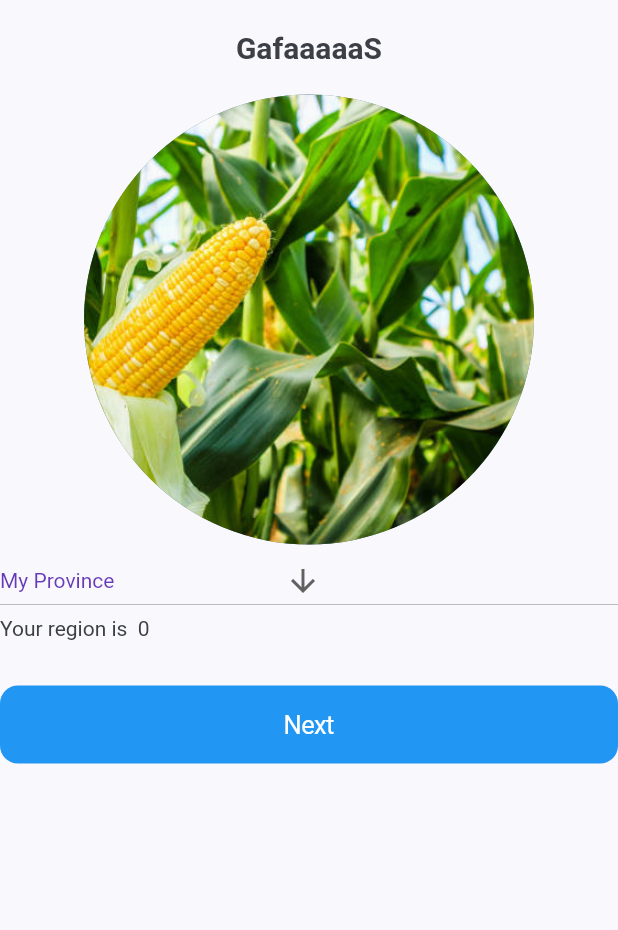
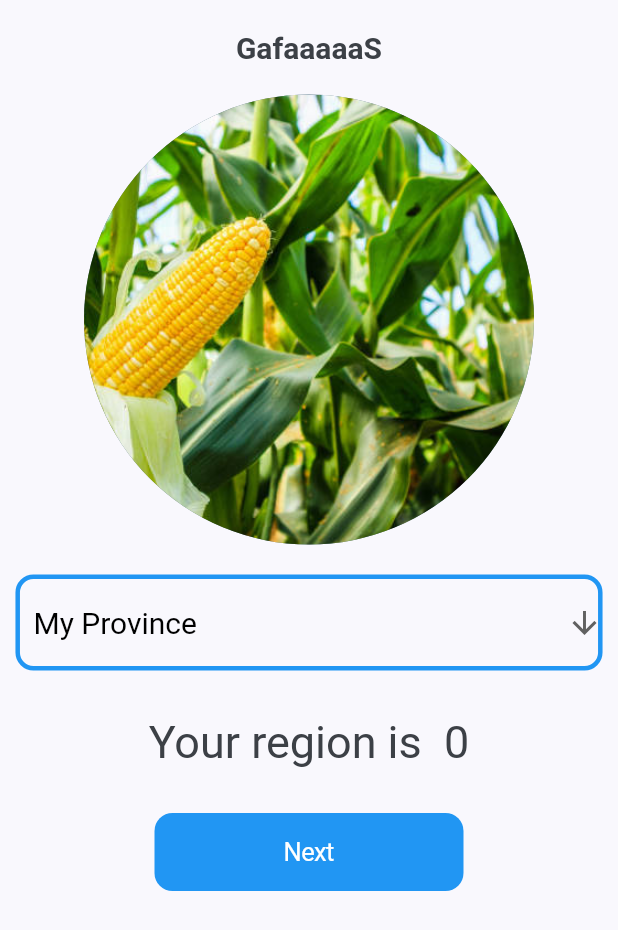
Before and after one commit to MthandazoJoeJunior/FarmApp-final, a Flutter app: the screen it shows after launch, on a phone screen of 412 x 824 dp. Shown: the top 930 px of the screen. Run offline on Flutter 3.47's test engine with Material 2 defaults, Android fonts, the phone set to English and light mode, and no system bars; our stand-ins replace flutter_svg; missing offline and left inert: flutter_fast_forms; Roboto replaces fonts that are missing (lobster).

Commit message:
feat : working on auto update region

```diff
--- a/lib/select_region/selectRegion.dart
+++ b/lib/select_region/selectRegion.dart
@@ -11,14 +11,20 @@ import 'package:plant_app/screens/region5/region5.dart';
 import 'package:plant_app/navigation_screens/contacts.dart';
 import 'package:plant_app/navigation_screens/help_support.dart';
 
-class FormPage extends StatelessWidget {
+class FormPage extends StatefulWidget {
   FormPage({Key key, this.title}) : super(key: key);
   static const String id = 'regionSelection';
   static const String _title = 'Easy Farm';
+  final String title;
+
+  @override
+  _FormPageState createState() => _FormPageState();
+}
+
+class _FormPageState extends State<FormPage> {
   String region_value = '';
 
   final formKey = GlobalKey<FormState>();
-  final String title;
 
   Future<bool> _onWillPop(context) async {
     return (await showDialog(
@@ -49,7 +55,7 @@ class FormPage extends StatelessWidget {
           appBar: AppBar(
               backgroundColor: Colors.green,
               title: const Text(
-                _title,
+                FormPage._title,
                 style: TextStyle(
                   fontSize: 22,
                   fontWeight: FontWeight.bold,
@@ -102,9 +108,9 @@ class FormPage extends StatelessWidget {
                           _region2(context),
                         }
                       else if (region_value == "egion 2B")
-                          {
-                            _region2(context),
-                          }
+                        {
+                          _region2(context),
+                        }
                       else if (region_value == "Region 3")
                         {
                           _region3(context),
--- a/lib/select_region/selectRegionAuto.dart
+++ b/lib/select_region/selectRegionAuto.dart
@@ -57,10 +57,20 @@ class _SelectYourRegionState extends State<SelectYourRegion> {
                 foregroundColor: Colors.white,
               ),
             ),
-            DropdownButton<String>(
+            SizedBox(height: 20),
+            Center(
+              child: SizedBox(
+                width: MediaQuery.of(context).size.width * 0.95,
+                child: DropdownButtonFormField<String>(
+                  decoration: InputDecoration(
+                    alignLabelWithHint: true,
+                    enabledBorder: OutlineInputBorder(
+                        borderRadius: BorderRadius.circular(12),
+                        borderSide: BorderSide(width: 3, color: Colors.blue)),
+                  ),
                   value: selectedValue,
                   icon: const Icon(Icons.arrow_downward),
-              style: const TextStyle(color: Colors.deepPurple),
+                  style: const TextStyle(color: Colors.black),
                   onChanged: (String newValue) {
                     //change the region you are in
                     switch (newValue) {
@@ -83,18 +93,34 @@ class _SelectYourRegionState extends State<SelectYourRegion> {
                   items: regions.map<DropdownMenuItem<String>>((String value) {
                     return DropdownMenuItem<String>(
                       value: value,
-                  child: Text(value),
+                      child: Text(
+                        value,
+                        style: TextStyle(fontSize: 20),
+                      ),
                     );
                   }).toList(),
                 ),
-            Text("Your region is  $currentRegion"),
+              ),
+            ),
             SizedBox(height: 30),
-            CupertinoButton.filled(
+            Center(
+              child: Text(
+                "Your region is  $currentRegion",
+                style: TextStyle(fontSize: 30),
+              ),
+            ),
+            SizedBox(height: 30),
+            Center(
+              child: SizedBox(
+                width: MediaQuery.of(context).size.width * 0.50,
+                child: CupertinoButton.filled(
                   onPressed: () {
                     log("helllo gafa");
                     log(selectedValue);
                   },
                   child: const Text('Next'),
+                ),
+              ),
             ),
           ],
         ),
```
Lines whose indentation alone changed are shown as unchanged.
